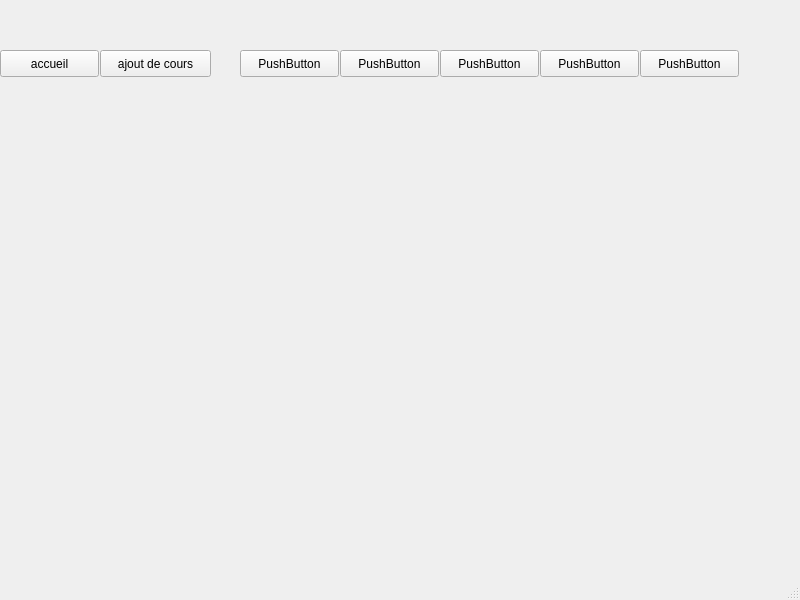
Above: 3/mainwindow.ui from ValentinCollignon/ProjetCPOA before the change. Below: the same form after it.
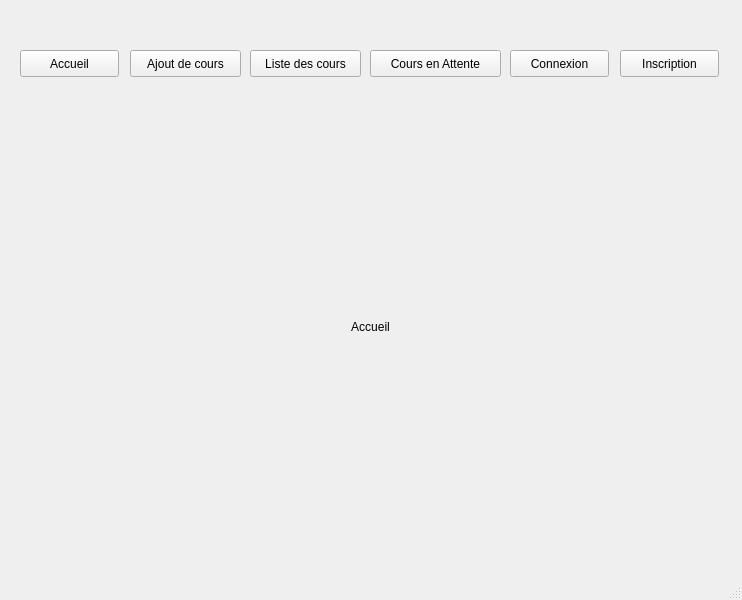
That is the form after the change. The open tabs and pages were chosen to show the change.

```diff
--- a/3/mainwindow.ui
+++ b/3/mainwindow.ui
@@ -6,7 +6,7 @@
    <rect>
     <x>0</x>
     <y>0</y>
-    <width>800</width>
+    <width>742</width>
     <height>600</height>
    </rect>
   </property>
@@ -19,14 +19,34 @@
      <rect>
       <x>0</x>
       <y>100</y>
-      <width>791</width>
+      <width>711</width>
       <height>451</height>
      </rect>
     </property>
     <property name="currentIndex">
      <number>1</number>
     </property>
-    <widget class="QWidget" name="page"/>
+    <widget class="QWidget" name="page">
+     <widget class="QLabel" name="label_10">
+      <property name="geometry">
+       <rect>
+        <x>150</x>
+        <y>36</y>
+        <width>441</width>
+        <height>381</height>
+       </rect>
+      </property>
+      <property name="layoutDirection">
+       <enum>Qt::LeftToRight</enum>
+      </property>
+      <property name="text">
+       <string>Accueil</string>
+      </property>
+      <property name="alignment">
+       <set>Qt::AlignCenter</set>
+      </property>
+     </widget>
+    </widget>
     <widget class="QWidget" name="page_2">
      <widget class="QLineEdit" name="lineEdit_3">
       <property name="geometry">
@@ -216,92 +236,79 @@
    <widget class="QPushButton" name="pushButton_2">
     <property name="geometry">
      <rect>
-      <x>0</x>
+      <x>20</x>
       <y>50</y>
       <width>99</width>
       <height>27</height>
      </rect>
     </property>
     <property name="text">
-     <string>accueil</string>
+     <string>Accueil</string>
     </property>
    </widget>
    <widget class="QPushButton" name="pushButton_3">
     <property name="geometry">
      <rect>
-      <x>100</x>
+      <x>130</x>
       <y>50</y>
       <width>111</width>
       <height>27</height>
      </rect>
     </property>
     <property name="text">
-     <string>ajout de cours</string>
+     <string>Ajout de cours</string>
     </property>
    </widget>
    <widget class="QPushButton" name="pushButton_4">
     <property name="geometry">
      <rect>
-      <x>240</x>
+      <x>250</x>
       <y>50</y>
-      <width>99</width>
+      <width>111</width>
       <height>27</height>
      </rect>
     </property>
     <property name="text">
-     <string>PushButton</string>
+     <string>Liste des cours</string>
     </property>
    </widget>
    <widget class="QPushButton" name="pushButton_5">
     <property name="geometry">
      <rect>
-      <x>340</x>
+      <x>370</x>
       <y>50</y>
-      <width>99</width>
+      <width>131</width>
       <height>27</height>
      </rect>
     </property>
     <property name="text">
-     <string>PushButton</string>
+     <string>Cours en Attente</string>
     </property>
    </widget>
    <widget class="QPushButton" name="pushButton_6">
     <property name="geometry">
      <rect>
-      <x>440</x>
+      <x>510</x>
       <y>50</y>
       <width>99</width>
       <height>27</height>
      </rect>
     </property>
     <property name="text">
-     <string>PushButton</string>
+     <string>Connexion</string>
     </property>
    </widget>
    <widget class="QPushButton" name="pushButton_7">
     <property name="geometry">
      <rect>
-      <x>540</x>
+      <x>620</x>
       <y>50</y>
       <width>99</width>
       <height>27</height>
      </rect>
     </property>
     <property name="text">
-     <string>PushButton</string>
-    </property>
-   </widget>
-   <widget class="QPushButton" name="pushButton_8">
-    <property name="geometry">
-     <rect>
-      <x>640</x>
-      <y>50</y>
-      <width>99</width>
-      <height>27</height>
-     </rect>
-    </property>
-    <property name="text">
-     <string>PushButton</string>
+     <string>Inscription</string>
     </property>
    </widget>
   </widget>
```
Left out of the diff: 90 changed lines with no effect on the pictures.
